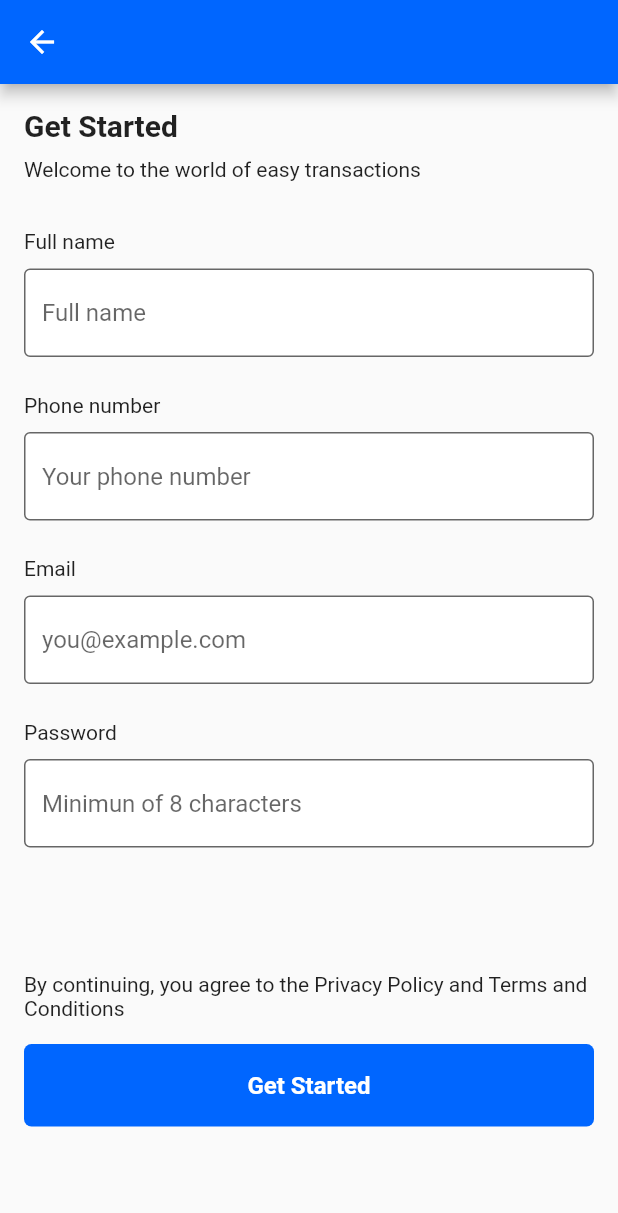
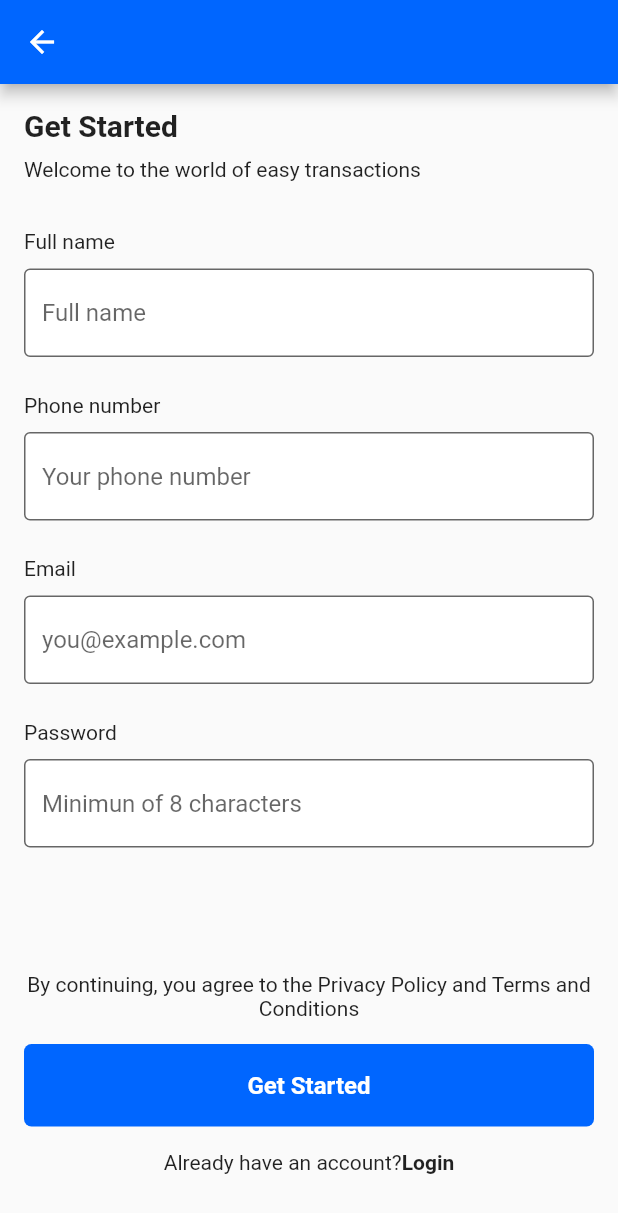
Before and after one commit to Allename/Sylar, a Flutter app: the GetStarted screen opened directly, on a phone screen of 412 x 824 dp. Shown: the top 1213 px of the screen. Run offline on Flutter 3.47's test engine with Material 2 defaults, Android fonts, the phone set to English and light mode, and no system bars.

Commit message:
created login screen and made changes to getstarted and intro screen

```diff
--- a/lib/screens/onboarding/get_started.dart
+++ b/lib/screens/onboarding/get_started.dart
@@ -1,5 +1,6 @@
 import 'package:flutter/material.dart';
 import 'package:flutter/services.dart';
+import 'package:sylar/screens/onboarding/login.dart';
 import 'package:sylar/utils/constants.dart';
 import 'package:sylar/widgets/button.dart';
 import 'package:sylar/widgets/header.dart';
@@ -89,7 +90,8 @@ class GetStarted extends StatelessWidget {
                     ),
                     const SizedBox(height: 10.0),
                     const TextField(
-                      keyboardType: TextInputType.visiblePassword,
+                      autofocus: false,
+                      obscureText: true,
                       decoration: InputDecoration(
                         fillColor: Colors.white,
                         filled: true,
@@ -103,6 +105,7 @@ class GetStarted extends StatelessWidget {
              const SizedBox(height: 83.0),
              const Text(
                'By continuing, you agree to the Privacy Policy and Terms and Conditions',
+               textAlign: TextAlign.center,
                style: TextStyle(
                  fontSize: 14,
                  fontWeight: FontWeight.w400,
@@ -110,6 +113,29 @@ class GetStarted extends StatelessWidget {
              ),
               const SizedBox(height: 16.0),
               Button(text: 'Get Started', press: () {}),
+              const SizedBox(height: 16.0),
+              Row(
+                mainAxisAlignment: MainAxisAlignment.center,
+                children: <Widget> [
+                  const Text(
+                    'Already have an account?',
+                    style: TextStyle(
+                      fontSize: 14,
+                      fontWeight: FontWeight.w400,
+                    ),
+                  ),
+                  GestureDetector(
+                    onTap: () => Navigator.push(context, MaterialPageRoute(builder: (_) => const Login())),
+                    child: const Text(
+                      'Login',
+                      style: TextStyle(
+                        fontSize: 14,
+                        fontWeight: FontWeight.bold,
+                      ),
+                    ),
+                  ),
+                ],
+              ),
             ],
           ),
         ),
--- a/lib/screens/onboarding/intro.dart
+++ b/lib/screens/onboarding/intro.dart
@@ -1,5 +1,6 @@
 import 'package:flutter/material.dart';
 import 'package:sylar/screens/onboarding/get_started.dart';
+import 'package:sylar/screens/onboarding/login.dart';
 import 'package:sylar/utils/constants.dart';
 import 'package:sylar/widgets/button.dart';
 
@@ -86,7 +87,7 @@ class Intro extends StatelessWidget {
             Button(text: 'Get Started', press: () => Navigator.push(context, MaterialPageRoute(builder: (_) => const GetStarted()))),
             SizedBox(height: 20.0),
             GestureDetector(
-              onTap: () {},
+              onTap: () => Navigator.push(context, MaterialPageRoute(builder: (_) => const Login())),
               child: const Text(
                 'Login',
                 style: TextStyle(
--- /dev/null
+++ b/lib/screens/onboarding/login.dart
@@ -0,0 +1,12 @@
+import 'package:flutter/material.dart';
+
+class Login extends StatelessWidget {
+  const Login({ Key? key }) : super(key: key);
+
+  @override
+  Widget build(BuildContext context) {
+    return Container(
+
+    );
+  }
+}
```
